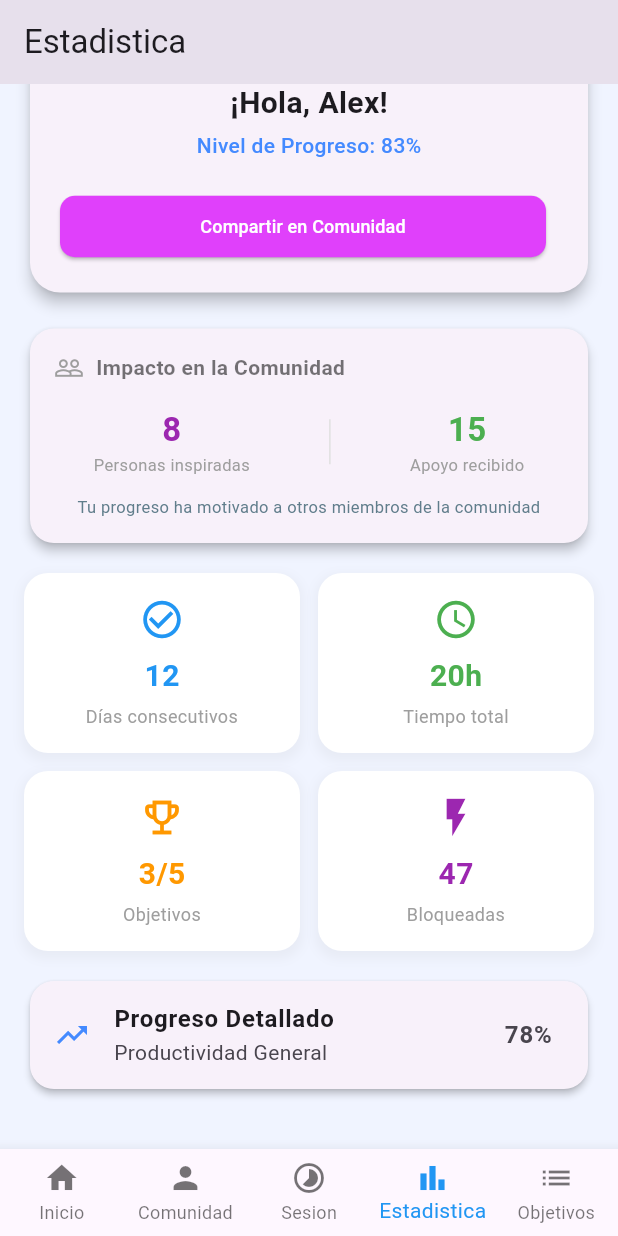
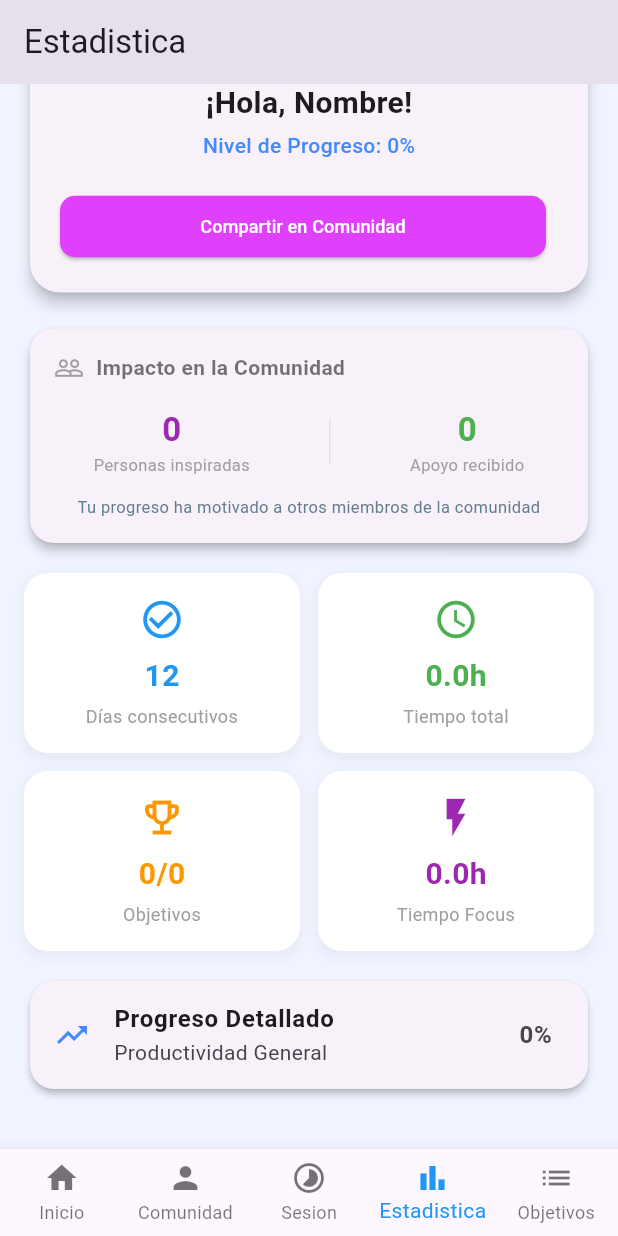
Before and after one commit to stikrobinson/Frontend-Lockin, a Flutter app: the MenuInicial screen opened directly, item 4 of the bottom bar chosen, scrolled down 222 dp, after a tap on "Compartir en Comunidad", on a phone screen of 412 x 824 dp. Run offline on Flutter 3.47's test engine with Material 3 defaults, Android fonts, the phone set to English and light mode, and no system bars; our stand-ins replace flutter_secure_storage, percent_indicator; accounts and stored records are empty; network calls fail.

Commit message:
cambios en autenticacion y loalstorage ,ademas de la creacion del servicio de estadisticas

```diff
--- a/frontend_lp/lib/pages/PantallaEstadistica.dart
+++ b/frontend_lp/lib/pages/PantallaEstadistica.dart
@@ -1,18 +1,78 @@
 import 'package:flutter/material.dart';
+import 'package:flutter_secure_storage/flutter_secure_storage.dart';
+import '../services/estadistica_service.dart'; // <--- Import actualizado
 
-class PantallaEstadistica extends StatelessWidget {
+class PantallaEstadistica extends StatefulWidget {
   const PantallaEstadistica({Key? key}) : super(key: key);
 
   @override
+  State<PantallaEstadistica> createState() => _PantallaEstadisticaState();
+}
+
+class _PantallaEstadisticaState extends State<PantallaEstadistica> {
+
+  final EstadisticaService _estadisticaService = EstadisticaService();
+  final _storage = const FlutterSecureStorage();
+
+  bool _cargando = true;
+  String _nombreUsuario = "Usuario";
+  String _nombre="Nombre";
+  Map<String, dynamic> _datos = {};
+
+  @override
+  void initState() {
+    super.initState();
+    _cargarDatos();
+  }
+
+  Future<void> _cargarDatos() async {
+    String? idStr = await _storage.read(key: 'user_id');
+    String? userStr = await _storage.read(key: 'username');
+    String? nomStr = await _storage.read (key: 'nombre');
+    print(nomStr);
+    if (userStr != null) _nombreUsuario = userStr;
+    if (nomStr != null) _nombre = nomStr;
+    print(_nombre);
+
+    if (idStr != null) {
+      // Llamada al servicio con el nombre correcto
+      final datosTraidos = await _estadisticaService.getEstadisticasPorUsuario(idStr);
+      if (datosTraidos != null) {
+        _datos = datosTraidos;
+      }
+    }
+
+    if (mounted) {
+      setState(() {
+        _cargando = false;
+      });
+    }
+  }
+
+  // --- Lógica de Porcentaje ---
+  String _obtenerPorcentaje() {
+    int total = _datos['Total de Objetivos'] ?? 1;
+    int completados = _datos['Total de Completados'] ?? 0;
+    if (total == 0) return "0%";
+    return "${((completados / total) * 100).toStringAsFixed(0)}%";
+  }
+
+  @override
   Widget build(BuildContext context) {
+    if (_cargando) {
+      return Container(
+        color: const Color(0xFFF0F4FF),
+        child: const Center(child: CircularProgressIndicator()),
+      );
+    }
+
     return Container(
-      color: const Color(0xFFF0F4FF), // Color de fondo base
+      color: const Color(0xFFF0F4FF),
       child: SingleChildScrollView(
         padding: const EdgeInsets.all(16.0),
         child: Column(
           crossAxisAlignment: CrossAxisAlignment.start,
           children: [
-            // Sección: Encabezado
             const Text(
               "Mi Progreso",
               style: TextStyle(
@@ -28,18 +88,15 @@ class PantallaEstadistica extends StatelessWidget {
             ),
             const SizedBox(height: 20),
 
-            // Sección: Tarjeta de Perfil
             _buildProfileCard(),
 
             const SizedBox(height: 16),
 
-            // Sección: Impacto Comunitario
             _buildImpactCard(),
 
             const SizedBox(height: 16),
 
-            // Sección: Grilla de métricas (KPIs)
-            // Fila 1 de tarjetas
+            // Fila 1
             Row(
               children: [
                 Expanded(
@@ -55,21 +112,21 @@ class PantallaEstadistica extends StatelessWidget {
                   child: _buildSmallStatCard(
                     icon: Icons.access_time,
                     color: Colors.green,
-                    value: "20h",
+                    value: "${(_datos['Horas Totales'] ?? 0).toStringAsFixed(1)}h",
                     label: "Tiempo total",
                   ),
                 ),
               ],
             ),
             const SizedBox(height: 12),
-            // Fila 2 de tarjetas
+            // Fila 2
             Row(
               children: [
                 Expanded(
                   child: _buildSmallStatCard(
                     icon: Icons.emoji_events_outlined,
                     color: Colors.orange,
-                    value: "3/5",
+                    value: "${_datos['Total de Completados'] ?? 0}/${_datos['Total de Objetivos'] ?? 0}",
                     label: "Objetivos",
                   ),
                 ),
@@ -78,8 +135,8 @@ class PantallaEstadistica extends StatelessWidget {
                   child: _buildSmallStatCard(
                     icon: Icons.flash_on,
                     color: Colors.purple,
-                    value: "47",
-                    label: "Bloqueadas",
+                    value: "${(_datos['Horas Logeado Totales'] ?? 0).toStringAsFixed(1)}h",
+                    label: "Tiempo Focus",
                   ),
                 ),
               ],
@@ -87,7 +144,6 @@ class PantallaEstadistica extends StatelessWidget {
 
             const SizedBox(height: 16),
 
-            // Sección: Progreso Detallado (Bottom Card)
             Card(
               elevation: 2,
               shape: RoundedRectangleBorder(
@@ -103,14 +159,12 @@ class PantallaEstadistica extends StatelessWidget {
                   style: TextStyle(fontWeight: FontWeight.bold),
                 ),
                 subtitle: const Text("Productividad General"),
-                trailing: const Text(
-                  "78%",
-                  style: TextStyle(fontWeight: FontWeight.bold, fontSize: 16),
+                trailing: Text(
+                  _obtenerPorcentaje(),
+                  style: const TextStyle(fontWeight: FontWeight.bold, fontSize: 16),
                 ),
               ),
             ),
-
-            // Espaciado inferior para evitar solapamiento con el BottomNavigationBar
             const SizedBox(height: 20),
           ],
         ),
@@ -118,7 +172,6 @@ class PantallaEstadistica extends StatelessWidget {
     );
   }
 
-  // Widget constructor para la tarjeta de perfil
   Widget _buildProfileCard() {
     return Card(
       elevation: 4,
@@ -127,7 +180,6 @@ class PantallaEstadistica extends StatelessWidget {
         padding: const EdgeInsets.all(20.0),
         child: Column(
           children: [
-            // Avatar y Badge
             Stack(
               alignment: Alignment.topCenter,
               children: [
@@ -141,34 +193,29 @@ class PantallaEstadistica extends StatelessWidget {
                       size: 50,
                       color: Colors.black54,
                     ),
-                    // TODO: Reemplazar con imagen dinámica o de red
                   ),
                 ),
               ],
             ),
             const SizedBox(height: 12),
-            const Text(
-              "¡Hola, Alex!",
-              style: TextStyle(fontSize: 20, fontWeight: FontWeight.bold),
+            Text(
+              "¡Hola, $_nombre!",
+              style: const TextStyle(fontSize: 20, fontWeight: FontWeight.bold),
             ),
             const SizedBox(height: 4),
-            const Text(
-              "Nivel de Progreso: 83%",
-              style: TextStyle(
+            Text(
+              "Nivel de Progreso: ${_obtenerPorcentaje()}",
+              style: const TextStyle(
                 color: Colors.blueAccent,
                 fontWeight: FontWeight.w500,
               ),
             ),
             const SizedBox(height: 20),
-
-            // Botones de acción
             Row(
               children: [
                 Expanded(
                   child: ElevatedButton(
-                    onPressed: () {
-                      // Acción para compartir en comunidad
-                    },
+                    onPressed: () {},
                     style: ElevatedButton.styleFrom(
                       backgroundColor: Colors.purpleAccent,
                       shape: RoundedRectangleBorder(
@@ -191,7 +238,6 @@ class PantallaEstadistica extends StatelessWidget {
     );
   }
 
-  // Widget constructor para la tarjeta de impacto
   Widget _buildImpactCard() {
     return Card(
       elevation: 3,
@@ -218,16 +264,16 @@ class PantallaEstadistica extends StatelessWidget {
               mainAxisAlignment: MainAxisAlignment.spaceAround,
               children: [
                 Column(
-                  children: const [
+                  children: [
                     Text(
-                      "8",
-                      style: TextStyle(
+                      (_datos['Personas que has inspirado'] ?? 0).toString(),
+                      style: const TextStyle(
                         fontSize: 22,
                         fontWeight: FontWeight.bold,
                         color: Colors.purple,
                       ),
                     ),
-                    Text(
+                    const Text(
                       "Personas inspiradas",
                       style: TextStyle(fontSize: 11, color: Colors.grey),
                     ),
@@ -235,16 +281,16 @@ class PantallaEstadistica extends StatelessWidget {
                 ),
                 Container(height: 30, width: 1, color: Colors.grey.shade300),
                 Column(
-                  children: const [
+                  children: [
                     Text(
-                      "15",
-                      style: TextStyle(
+                      (_datos['Apoyo recibido'] ?? 0).toString(),
+                      style: const TextStyle(
                         fontSize: 22,
                         fontWeight: FontWeight.bold,
                         color: Colors.green,
                       ),
                     ),
-                    Text(
+                    const Text(
                       "Apoyo recibido",
                       style: TextStyle(fontSize: 11, color: Colors.grey),
                     ),
@@ -264,7 +310,6 @@ class PantallaEstadistica extends StatelessWidget {
     );
   }
 
-  // Widget reutilizable para métricas individuales
   Widget _buildSmallStatCard({
     required IconData icon,
     required Color color,
--- /dev/null
+++ b/frontend_lp/lib/services/estadistica_service.dart
@@ -0,0 +1,47 @@
+import 'dart:convert';
+import 'package:http/http.dart' as http;
+import 'package:flutter_secure_storage/flutter_secure_storage.dart';
+
+class EstadisticaService {
+  // Instancia para leer el token guardado
+  final _storage = const FlutterSecureStorage();
+
+  // URL Base (Asegúrate que sea la misma que en AuthService)
+  final String baseUrl = 'http://127.0.0.1:8000';
+
+  // Función para obtener las estadísticas
+  // Recibe el userId como String porque así lo guardamos en el storage
+  Future<Map<String, dynamic>?> getEstadisticasPorUsuario(String userId) async {
+
+    final url = Uri.parse('$baseUrl/api/estadistica/$userId');
+
+    // Recuperamos el token para tener permiso
+    String? token = await _storage.read(key: 'auth_token');
+
+    if (token == null) {
+      print("Error: No hay token guardado.");
+      return null;
+    }
+
+    try {
+      final response = await http.get(
+        url,
+        headers: {
+          'Content-Type': 'application/json',
+          'Authorization': 'Token $token', // Cabecera obligatoria
+        },
+      );
+
+      if (response.statusCode == 200) {
+
+        return jsonDecode(response.body);
+      } else {
+        print("Error del Servidor (${response.statusCode}): ${response.body}");
+        return null;
+      }
+    } catch (e) {
+      print("Error de conexión al traer estadísticas: $e");
+      return null;
+    }
+  }
+}
```
Also changed, not shown: frontend_lp/lib/services/auth_service.dart (+87 -37 lines).
